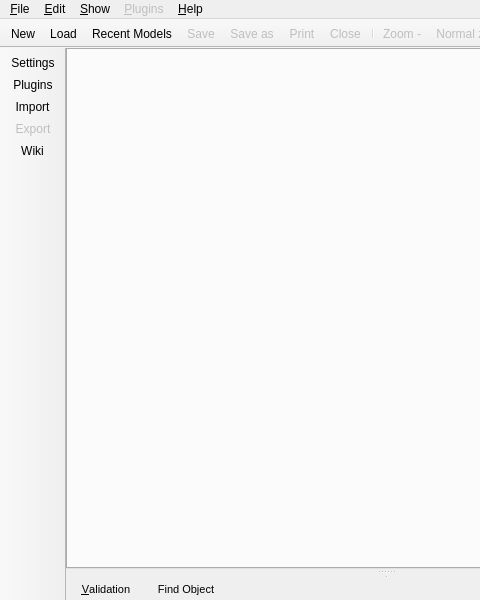
Old version of the form libpgmodeler_ui/ui/mainwindow.ui in the repository pgmodeler/pgmodeler; both pictures show x 0 to 480 and y 0 to 600 of the 1000 by 600 pixel window.
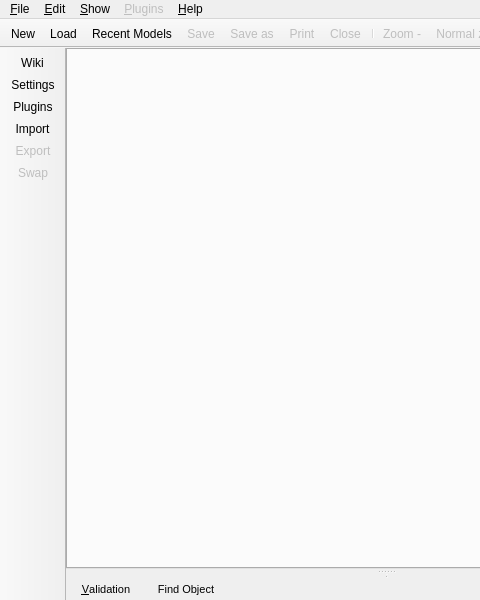
New version of the form. Icons and pictures are not drawn.

Commit message:
Added the widget to swap objects IDs. Implementation incomplete.
Added action to control the object id swap widget.

```diff
--- a/libpgmodeler_ui/ui/mainwindow.ui
+++ b/libpgmodeler_ui/ui/mainwindow.ui
@@ -659,11 +659,12 @@
    <attribute name="toolBarBreak">
     <bool>false</bool>
    </attribute>
+   <addaction name="action_wiki"/>
    <addaction name="action_configuration"/>
    <addaction name="action_plugins"/>
    <addaction name="action_import"/>
    <addaction name="action_export"/>
-   <addaction name="action_wiki"/>
+   <addaction name="action_change_order"/>
   </widget>
   <action name="action_new_model">
    <property name="icon">
@@ -1110,6 +1111,21 @@
     <string>Import existing database to new model (reverse engineering)</string>
    </property>
   </action>
+  <action name="action_change_order">
+   <property name="enabled">
+    <bool>false</bool>
+   </property>
+   <property name="icon">
+    <iconset resource="../res/resources.qrc">
+     <normaloff>:/icones/icones/swapobjs.png</normaloff>:/icones/icones/swapobjs.png</iconset>
+   </property>
+   <property name="text">
+    <string>Swap</string>
+   </property>
+   <property name="toolTip">
+    <string>Change the creation order for two objects by swapping their ids</string>
+   </property>
+  </action>
  </widget>
  <tabstops>
   <tabstop>models_tbw</tabstop>
```
The commit also changes 15 other files.
